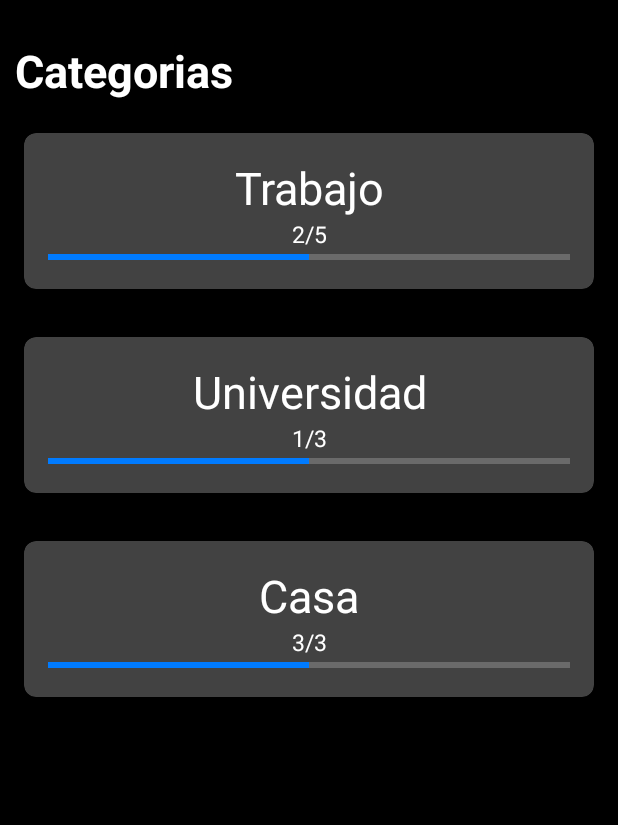
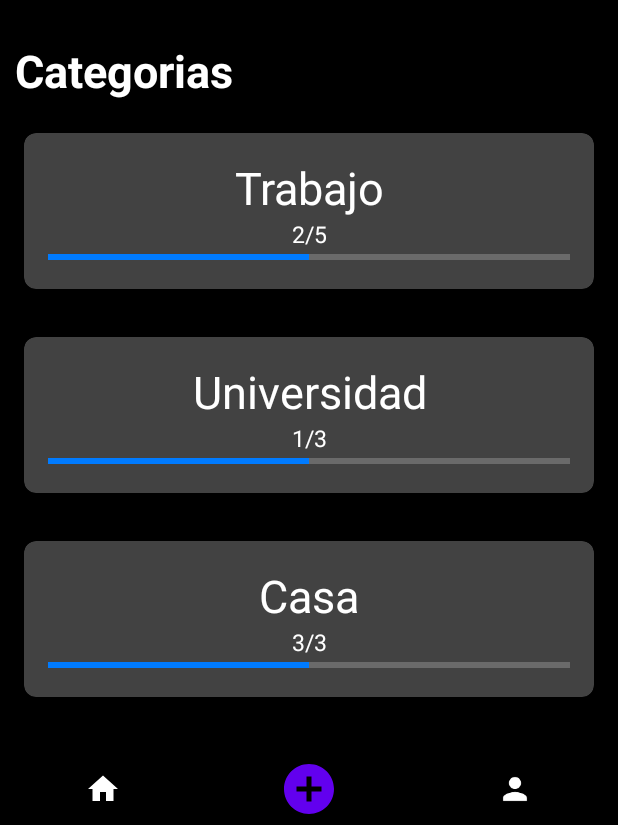
Before and after one commit to rafamolino/GestiondeTareas, an Android app: the InicioActivity screen opened directly, with no data from a screen before it, on a phone screen of 412 x 824 dp, the part 411-1236 px from its top. Run offline under Robolectric (Android 15) with nearby library versions, the phone set to English and light mode, and no system bars; Roboto replaces fonts that are not available here.

Commit message:
Unión de todas las pantallas

```diff
--- a/app/src/main/AndroidManifest.xml
+++ b/app/src/main/AndroidManifest.xml
@@ -23,6 +23,9 @@
         <activity android:name=".InicioActivity" android:enabled="true">
 
         </activity>
+        <activity android:name=".Nueva_tarea_Activity" android:enabled="true">
+
+        </activity>
         <meta-data
             android:name="preloaded_fonts"
             android:resource="@array/preloaded_fonts" />
--- a/app/src/main/java/com/example/gestiondetareas/InicioActivity.java
+++ b/app/src/main/java/com/example/gestiondetareas/InicioActivity.java
@@ -4,8 +4,12 @@ import androidx.appcompat.app.AppCompatActivity;
 import androidx.recyclerview.widget.LinearLayoutManager;
 import androidx.recyclerview.widget.RecyclerView;
 
+import android.content.Intent;
 import android.os.Bundle;
+import android.view.View;
 import android.view.Window;
+import android.widget.Button;
+import android.widget.ImageButton;
 
 import com.example.gestiondetareas.db.Categoria;
 import com.example.gestiondetareas.db.CategoriaAdapter;
@@ -35,6 +39,21 @@ public class InicioActivity extends AppCompatActivity {
         categoriaAdapter = new CategoriaAdapter(listaCategorias);
         recyclerView.setAdapter(categoriaAdapter);
 
+        ImageButton btnInicio = (ImageButton) findViewById(R.id.button2);
+        btnInicio.setOnClickListener(new View.OnClickListener(){
+            public void onClick(View v){
+                Intent intent= new Intent(InicioActivity.this, InicioActivity.class);
+                startActivity(intent);
+            }
+        });
+
+        ImageButton btnAdd = (ImageButton) findViewById(R.id.button3);
+        btnAdd.setOnClickListener(new View.OnClickListener(){
+            public void onClick(View v){
+                Intent intent= new Intent(InicioActivity.this, Nueva_tarea_Activity.class);
+                startActivity(intent);
+            }
+        });
 
 
     }
@@ -44,4 +63,8 @@ public class InicioActivity extends AppCompatActivity {
         // Cierra la conexión con la base de datos al cerrar la actividad
         db.close();
     }
+
+
+
+
 }
--- /dev/null
+++ b/app/src/main/res/drawable/baseline_calendar_month_24.xml
@@ -0,0 +1,5 @@
+<vector android:height="35dp" android:tint="@color/purple_500"
+    android:viewportHeight="24" android:viewportWidth="24"
+    android:width="35dp" xmlns:android="http://schemas.android.com/apk/res/android">
+    <path android:fillColor="@android:color/white" android:pathData="M19,4h-1V2h-2v2H8V2H6v2H5C3.89,4 3.01,4.9 3.01,6L3,20c0,1.1 0.89,2 2,2h14c1.1,0 2,-0.9 2,-2V6C21,4.9 20.1,4 19,4zM19,20H5V10h14V20zM9,14H7v-2h2V14zM13,14h-2v-2h2V14zM17,14h-2v-2h2V14zM9,18H7v-2h2V18zM13,18h-2v-2h2V18zM17,18h-2v-2h2V18z"/>
+</vector>
--- a/app/src/main/res/layout/activity_main.xml
+++ b/app/src/main/res/layout/activity_main.xml
@@ -5,7 +5,7 @@
     android:layout_width="match_parent"
     android:layout_height="match_parent"
     android:background="@drawable/background"
-    tools:context=".LoginActivity">
+    tools:context=".MainActivity">
 
     <LinearLayout
         android:layout_width="408dp"
--- a/app/src/main/res/layout/inicio_main.xml
+++ b/app/src/main/res/layout/inicio_main.xml
@@ -1,6 +1,6 @@
 <?xml version="1.0" encoding="utf-8"?>
 
-<LinearLayout xmlns:android="http://schemas.android.com/apk/res/android"
+<RelativeLayout xmlns:android="http://schemas.android.com/apk/res/android"
     xmlns:app="http://schemas.android.com/apk/res-auto"
     xmlns:tools="http://schemas.android.com/tools"
     android:layout_width="match_parent"
@@ -8,7 +8,10 @@
     android:background="@drawable/background"
     android:orientation="vertical"
     tools:context=".InicioActivity">
-
+    <LinearLayout
+        android:layout_width="match_parent"
+        android:layout_height="match_parent"
+        android:orientation="vertical">
     <LinearLayout
 
         android:layout_width="match_parent"
@@ -77,7 +80,47 @@
         android:id="@+id/recyclerView"
         android:layout_width="match_parent"
         android:layout_height="wrap_content"
-        android:paddingBottom="15dp"/>
+        android:paddingBottom="15dp" />
 
 
-</LinearLayout>
+    </LinearLayout>
+    <LinearLayout
+        android:layout_width="match_parent"
+        android:layout_height="wrap_content"
+        android:layout_alignParentBottom="true"
+
+        android:orientation="horizontal">
+
+        <ImageButton
+            android:id="@+id/button2"
+            android:layout_width="match_parent"
+            android:layout_height="48dp"
+            android:layout_gravity="bottom"
+            android:layout_weight="1"
+            android:backgroundTint="@color/black"
+            android:contentDescription="Home"
+            android:src="@drawable/baseline_home_24" />
+
+        <ImageButton
+            android:id="@+id/button3"
+            android:layout_width="match_parent"
+            android:layout_height="48dp"
+            android:layout_gravity="bottom"
+            android:layout_weight="1"
+            android:backgroundTint="@color/black"
+            android:contentDescription="Home"
+            android:src="@drawable/ic_circle_add"
+            app:tint="@color/purple_500" />
+
+        <ImageButton
+            android:id="@+id/button4"
+            android:layout_width="match_parent"
+            android:layout_height="48dp"
+            android:layout_gravity="bottom"
+            android:layout_weight="1"
+            android:backgroundTint="@color/black"
+            android:contentDescription="Home"
+            android:src="@drawable/ic_person"
+            app:tint="@color/colorWhite" />
+    </LinearLayout>
+</RelativeLayout>
--- a/app/src/main/res/layout/nueva_tarea_main.xml
+++ b/app/src/main/res/layout/nueva_tarea_main.xml
@@ -7,7 +7,7 @@
     android:layout_height="match_parent"
     android:background="@drawable/background"
 
-    tools:context=".Nueva_tarea_activity">
+    tools:context=".Nueva_tarea_Activity">
     <LinearLayout
 
         android:layout_width="match_parent"
@@ -36,7 +36,7 @@
         android:layout_alignParentBottom="true"
         android:layout_marginLeft="15dp"
         android:layout_marginRight="15dp"
-        android:layout_marginBottom="152dp">
+        android:layout_marginBottom="173dp">
 
 
         <TableRow
@@ -162,7 +162,7 @@
                     android:id="@+id/buttonCalendar"
                     android:layout_width="match_parent"
                     android:layout_height="48dp"
-
+                    android:src="@drawable/baseline_calendar_month_24"
                     android:layout_weight="3"
                     android:backgroundTint="@color/black"
                     android:contentDescription="Home"
```
Also changed, not shown: app/src/main/java/com/example/gestiondetareas/Nueva_tarea_Activity.java (added, +26 -0 lines).
